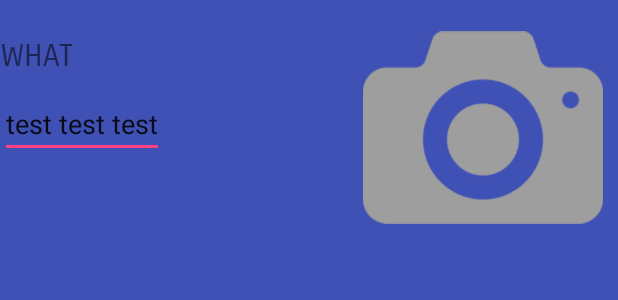
After one commit to Toyboat/F16-ITSMAP-App-Project-Group-25, an Android app: the layout what_lost_opened.xml on its own in the app's theme, with its tools: preview values and no code run, on a phone screen of 412 x 824 dp. The commit adds this screen. Shown: the top 300 px of the screen. Run offline under Robolectric (Android 15) with nearby library versions, the phone set to English and light mode, and no system bars; network calls fail.

Commit message:
views for clicked what,when and where in lostactivity

```diff
--- a/FinalProject/app/src/main/java/com/example/victor/finalproject/WhatWhenWhereInterface.java
+++ b/FinalProject/app/src/main/java/com/example/victor/finalproject/WhatWhenWhereInterface.java
@@ -4,5 +4,6 @@ package com.example.victor.finalproject;
  * Created by Victor on 26-05-2016.
  */
 public interface WhatWhenWhereInterface {
-    public void expandWhat();
+    //metoder som what,when og where skal kalde på lost/found activity
+
 }
--- a/FinalProject/app/src/main/res/layout/activity_lost.xml
+++ b/FinalProject/app/src/main/res/layout/activity_lost.xml
@@ -1,4 +1,3 @@
-<?xml version="1.0" encoding="utf-8"?>
 <LinearLayout xmlns:android="http://schemas.android.com/apk/res/android"
     xmlns:tools="http://schemas.android.com/tools"
     android:layout_width="fill_parent"
--- a/FinalProject/app/src/main/res/layout/whathwhenwherefragments/fragment_what.xml
+++ b/FinalProject/app/src/main/res/layout/fragment_what.xml
@@ -7,7 +7,6 @@
 
     >
 
-    <!-- TODO: Update blank fragment layout -->
     <TextView
         android:id="@+id/whatfragmentButton"
         android:layout_marginTop="25dp"
--- a/FinalProject/app/src/main/res/layout/whathwhenwherefragments/fragment_when.xml
+++ b/FinalProject/app/src/main/res/layout/fragment_when.xml
@@ -9,6 +9,7 @@
 
     <!-- TODO: Update blank fragment layout -->
     <TextView
+        android:id="@+id/whenfragmentButton"
         android:layout_width="match_parent"
         android:layout_height="match_parent"
         android:text="@string/menu_when"
@@ -17,6 +18,9 @@
         android:layout_gravity="center"
         android:textAlignment="center"
 
+        android:onClick="onClick"
+        android:clickable="true"
+
         />
 
 </FrameLayout>
--- a/FinalProject/app/src/main/res/layout/whathwhenwherefragments/fragment_where.xml
+++ b/FinalProject/app/src/main/res/layout/fragment_where.xml
@@ -9,6 +9,7 @@
 
     <!-- TODO: Update blank fragment layout -->
     <TextView
+        android:id="@+id/wherefragmentButton"
         android:layout_width="match_parent"
         android:layout_height="match_parent"
         android:text="@string/menu_where"
@@ -17,6 +18,8 @@
         android:layout_gravity="center"
         android:textAlignment="center"
 
+        android:onClick="onClick"
+        android:clickable="true"
         />
 
 </FrameLayout>
--- /dev/null
+++ b/FinalProject/app/src/main/res/layout/what_lost_opened.xml
@@ -0,0 +1,50 @@
+<RelativeLayout xmlns:android="http://schemas.android.com/apk/res/android"
+    xmlns:tools="http://schemas.android.com/tools"
+    android:layout_width="match_parent"
+    android:layout_height="match_parent"
+    tools:context="com.example.victor.finalproject.Fragments.WhatFragment"
+    android:background="@color/colorPrimary"
+
+    >
+
+    <!-- TODO: Update blank fragment layout -->
+    <TextView
+        android:id="@+id/whatFragmentOpenedButton"
+        android:layout_marginTop="25dp"
+        android:layout_marginBottom="10dp"
+        android:layout_width="wrap_content"
+        android:layout_height="wrap_content"
+        android:layout_gravity="left|top"
+
+        android:text="@string/menu_what"
+        android:textSize="20sp"
+        android:textAlignment="center"
+        android:fontFamily="sans-serif-smallcaps"
+
+        android:onClick="onClick"
+        android:clickable="true"
+        />
+
+    <ImageView
+        android:layout_width="170dp"
+        android:layout_height="170dp"
+        android:paddingRight="10dp"
+        android:id="@+id/imageView"
+        android:layout_gravity="right|top"
+        android:src="@drawable/flatcameraicon"
+        android:layout_alignParentTop="true"
+        android:layout_alignParentRight="true"
+        android:layout_alignParentEnd="true"
+        />
+
+    <EditText
+        android:layout_width="wrap_content"
+        android:layout_height="wrap_content"
+        android:id="@+id/editText"
+        android:layout_gravity="center"
+        android:text="test test test"
+        android:layout_below="@+id/whatFragmentOpenedButton"
+        android:layout_alignParentLeft="true"
+        android:layout_alignParentStart="true" />
+
+</RelativeLayout>
```
Also changed, not shown: FinalProject/app/src/main/java/com/example/victor/finalproject/Fragments/WhatFragment.java (+27 -31 lines), FinalProject/app/src/main/java/com/example/victor/finalproject/Fragments/WhenFragment.java (+18 -17 lines), FinalProject/app/src/main/java/com/example/victor/finalproject/Fragments/WhereFragment.java (+19 -17 lines), FinalProject/app/src/main/java/com/example/victor/finalproject/LostActivity.java (+37 -4 lines), FinalProject/app/src/main/res/layout/whathwhenwherefragments/what_lost_opened_.xml (deleted, +0 -29 lines), FinalProject/app/src/main/res/layout/whathwhenwherefragments/when_lost_opened.xml (deleted, +0 -22 lines), FinalProject/app/src/main/res/layout/when_lost_opened.xml (added, +45 -0 lines), FinalProject/app/src/main/res/drawable/flatcameraicon.png (added), FinalProject/app/src/main/res/layout/what_found_opened.xml (renamed from FinalProject/app/src/main/res/layout/whathwhenwherefragments/what_found_opened_.xml), FinalProject/app/src/main/res/layout/when_found_opened.xml (renamed from FinalProject/app/src/main/res/layout/whathwhenwherefragments/when_found_opened.xml), FinalProject/app/src/main/res/layout/where_found_opened.xml (renamed from FinalProject/app/src/main/res/layout/whathwhenwherefragments/where_found_opened.xml), FinalProject/app/src/main/res/layout/where_lost_opened.xml (renamed from FinalProject/app/src/main/res/layout/whathwhenwherefragments/where_lost_opened.xml).
